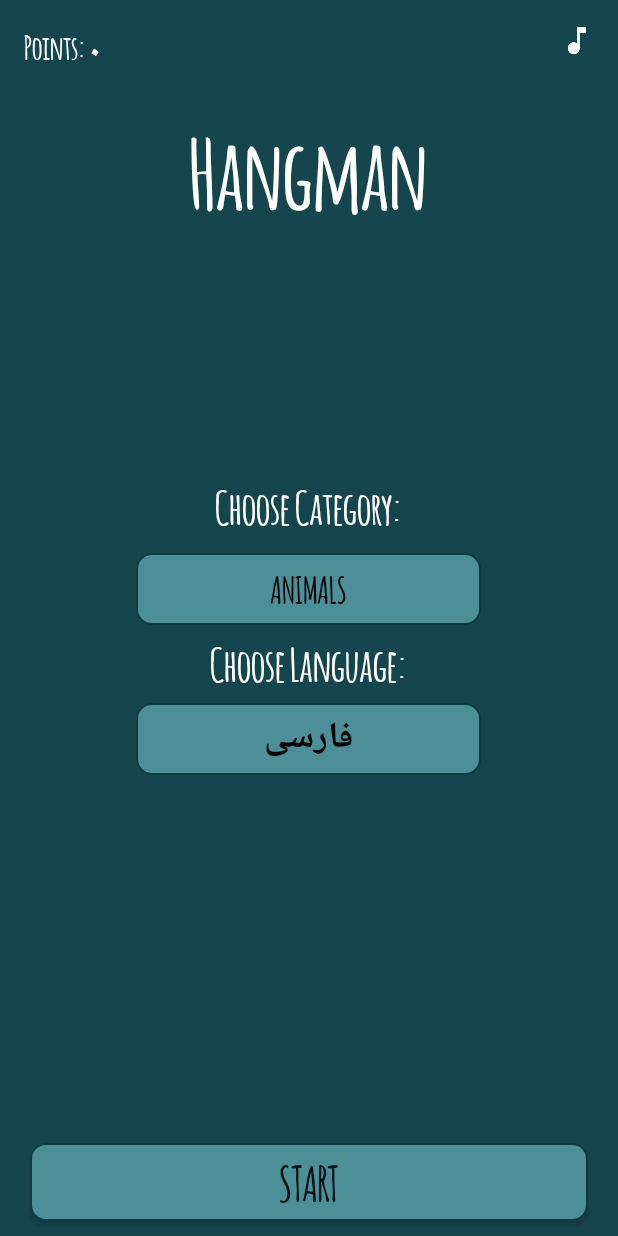
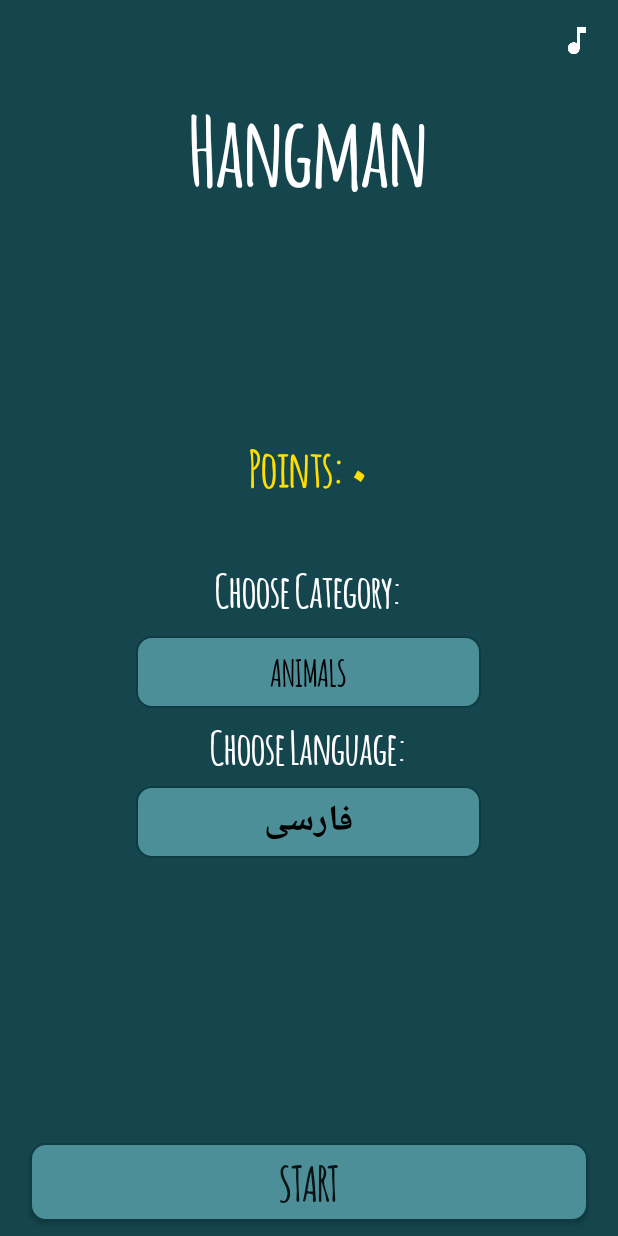
Before and after one commit to Soharash/sloth, an Android app: the screen it shows after launch (StartActivity), on a phone screen of 412 x 824 dp. Run offline under Robolectric (Android 15) with nearby library versions, the phone set to English and light mode, and no system bars; our stand-ins replace AdMob.

Commit message:
Add crashlytics Improve UI Add activity to show the end of a category

```diff
--- a/app/src/main/AndroidManifest.xml
+++ b/app/src/main/AndroidManifest.xml
@@ -13,11 +13,11 @@
         <activity android:name="com.sohara.hangman.StartActivity">
             <intent-filter>
                 <action android:name="android.intent.action.MAIN" />
-
                 <category android:name="android.intent.category.LAUNCHER" />
             </intent-filter>
         </activity>
         <activity android:name="com.sohara.hangman.GameActivity" />
+        <activity android:name=".FinishCategoryActivity" />
     </application>
 
 </manifest>
--- a/app/src/main/java/com/sohara/hangman/Data/DatabaseHelper.java
+++ b/app/src/main/java/com/sohara/hangman/Data/DatabaseHelper.java
@@ -27,7 +27,7 @@ public class DatabaseHelper extends SQLiteOpenHelper {
 
     public static final String TAG = DatabaseHelper.class.getSimpleName();
     public static final String DATABASE_NAME = "hangman.db";
-    private static final int DATABASE_VERSION = 1;
+    private static final int DATABASE_VERSION = 2;
     private Context mContext;
     @SuppressLint("SdCardPath")
     private static String DB_PATH;
--- a/app/src/main/java/com/sohara/hangman/StartActivity.java
+++ b/app/src/main/java/com/sohara/hangman/StartActivity.java
@@ -237,6 +237,7 @@ public class StartActivity extends AppCompatActivity implements View.OnClickList
     }
 
     private void init() {
+        DatabaseHelper databaseHelper = new DatabaseHelper(this);
         persianNumber = new PersianNumber(this);
         categoryNames = getResources().getStringArray(R.array.categories);
         prefs = getSharedPreferences("StartActivity", 0);
--- a/app/src/main/res/layout/activity_start.xml
+++ b/app/src/main/res/layout/activity_start.xml
@@ -2,14 +2,14 @@
 <ScrollView xmlns:android="http://schemas.android.com/apk/res/android"
     xmlns:ads="http://schemas.android.com/apk/res-auto"
     xmlns:app="http://schemas.android.com/apk/res-auto"
-    android:layout_width="fill_parent"
-    android:layout_height="fill_parent"
+    android:layout_width="match_parent"
+    android:layout_height="match_parent"
     android:background="@color/colorPrimary"
     android:fillViewport="true">
 
     <RelativeLayout xmlns:android="http://schemas.android.com/apk/res/android"
         xmlns:app="http://schemas.android.com/apk/res-auto"
-        android:layout_width="fill_parent"
+        android:layout_width="match_parent"
         android:layout_height="wrap_content"
         android:background="@color/colorPrimary"
         android:orientation="vertical">
@@ -40,17 +40,7 @@
                 android:padding="15.0dip"
                 app:srcCompat="@mipmap/ic_music_note_white_24dp" />
 
-            <com.sohara.hangman.CustomViews.CustomTextView
-                android:id="@+id/tvPoints"
-                android:layout_width="wrap_content"
-                android:layout_height="wrap_content"
-                android:layout_alignParentLeft="true"
-                android:layout_alignParentTop="true"
-                android:padding="16dp"
-                android:text="@string/score"
-                android:tag="2"
-                android:textColor="@android:color/white"
-                android:textSize="22sp" />
+
         </RelativeLayout>
 
         <com.sohara.hangman.CustomViews.CustomTextView
@@ -71,6 +61,16 @@
             android:layout_centerVertical="true"
             android:gravity="center_horizontal"
             android:orientation="vertical">
+            <com.sohara.hangman.CustomViews.CustomTextView
+                android:id="@+id/tvPoints"
+                android:layout_width="wrap_content"
+                android:layout_height="wrap_content"
+                android:padding="16dp"
+
+                android:tag="2"
+                android:layout_marginTop="20dp"
+                android:textColor="#FFDF00"
+                android:textSize="34dp" />
 
             <LinearLayout
                 android:id="@+id/category_layout"
@@ -135,6 +135,7 @@
                     android:textSize="24sp" />
 
             </LinearLayout>
+
         </LinearLayout>
 
         <com.sohara.hangman.CustomViews.CustomButton
--- a/app/src/main/res/values/strings.xml
+++ b/app/src/main/res/values/strings.xml
@@ -57,6 +57,9 @@
 
     <string name="reward_ad_not_loaded">Unable to load reward video! Please try again later!</string>
 
+    <string name="finish_category">Congratulations!\n\nYou\'ve finished this category!</string>
+    <string name="return_to_first_page">return to home page</string>
+
     <string name="admob_app_id" translatable="false">ca-app-pub-9225557010209066~3045339004</string>
     <string name="banner_ad" translatable="false">ca-app-pub-9225557010209066/8489237370</string>
     <string name="interstitial_ad" translatable="false">ca-app-pub-9225557010209066/7555784875</string>
--- a/app/src/main/res/values/styles.xml
+++ b/app/src/main/res/values/styles.xml
@@ -2,7 +2,6 @@
 <resources xmlns:tools="http://schemas.android.com/tools">
 
     <style name="AppTheme" parent="@style/Theme.AppCompat.Light.NoActionBar">
-        <item name="android:soundEffectsEnabled">false</item>
         <item name="colorAccent">@color/colorAccent</item>
         <item name="colorPrimary">@color/colorPrimary</item>
         <item name="colorPrimaryDark">@color/colorPrimaryDark</item>
```
Also changed, not shown: app/build.gradle (+17 -10 lines), app/src/main/java/com/sohara/hangman/FinishCategoryActivity.java (added, +79 -0 lines), app/src/main/java/com/sohara/hangman/GameActivity.java (+14 -5 lines), app/src/main/java/com/sohara/hangman/Models/PrepareWord.java (+29 -31 lines), app/src/main/res/drawable/circle_gold.xml (added, +9 -0 lines), app/src/main/res/drawable/circle_red.xml (added, +9 -0 lines), app/src/main/res/layout/activity_category_finish.xml (added, +76 -0 lines), build.gradle (+8 -4 lines), gradle/wrapper/gradle-wrapper.properties, 5 other files.
